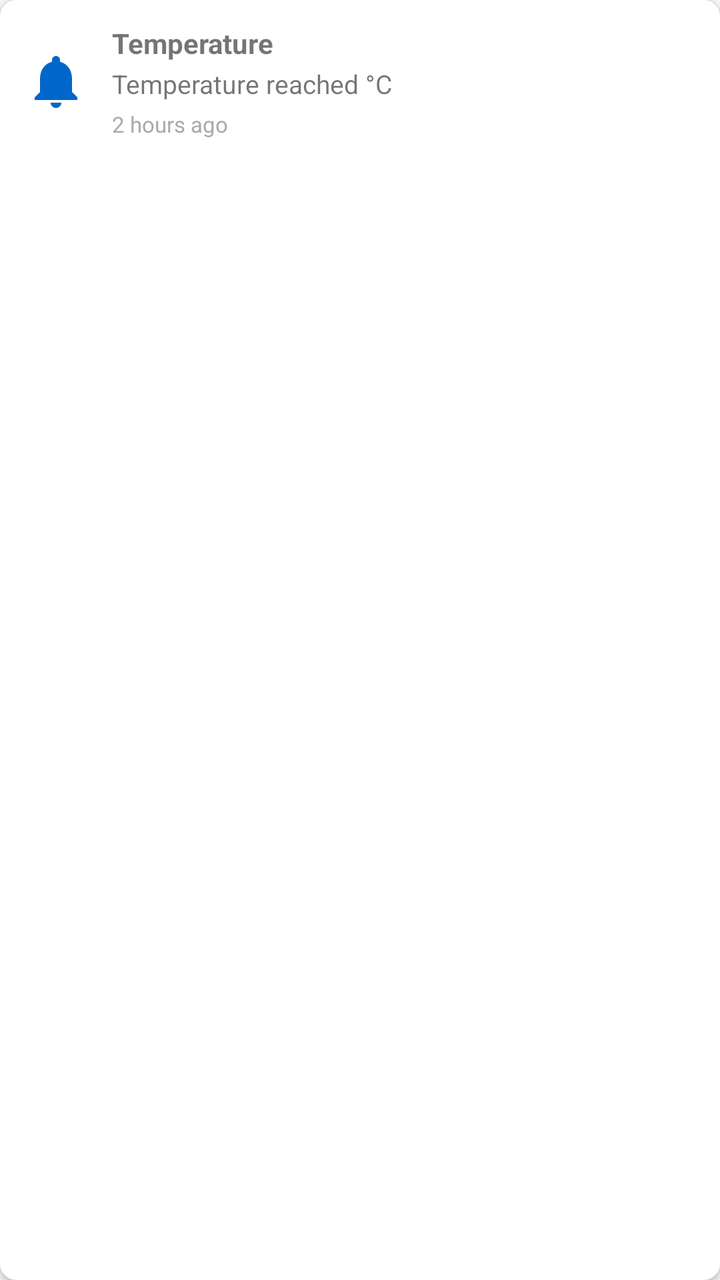
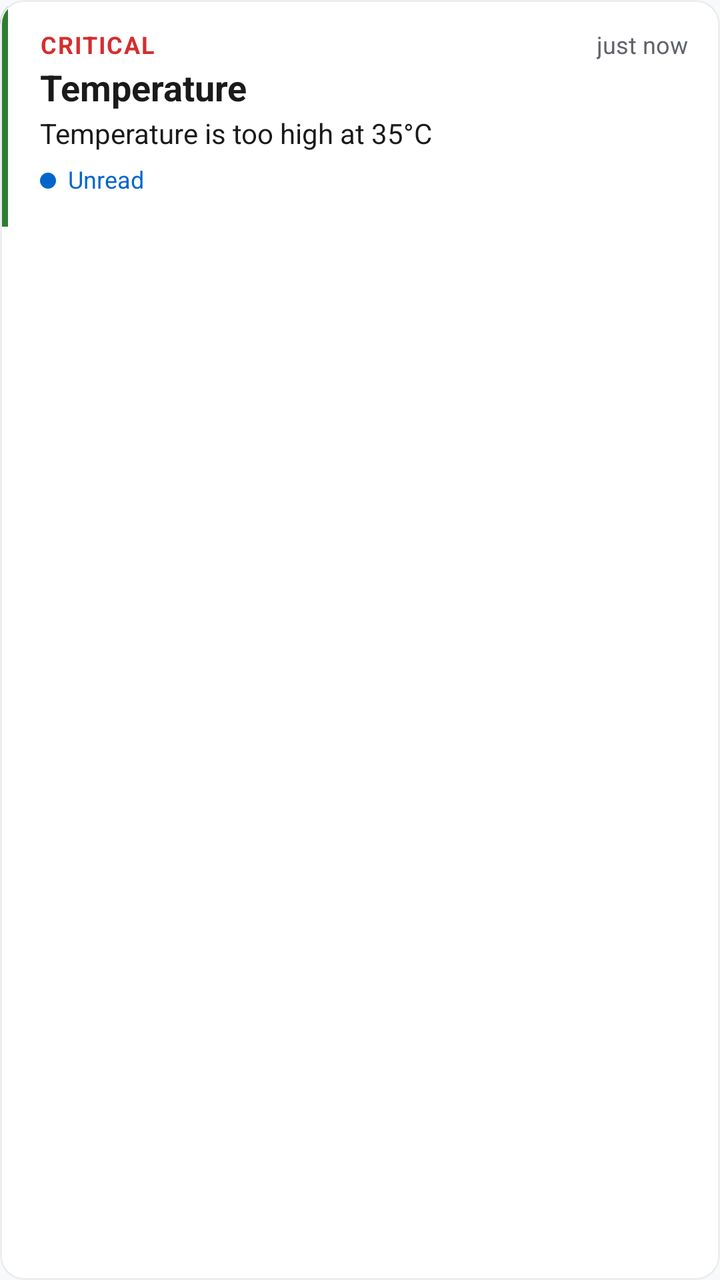

Two renders of the same Android screen: before a commit and after it. Below are the layout's source before the change and the commit's diff.
<!-- AndroidManifest.xml: application theme Theme.CraySafe -->
<!-- res/layout/item_alert.xml -->
<?xml version="1.0" encoding="utf-8"?>
<com.google.android.material.card.MaterialCardView
    xmlns:android="http://schemas.android.com/apk/res/android"
    xmlns:app="http://schemas.android.com/apk/res-auto"
    android:layout_width="match_parent"
    android:layout_height="wrap_content"
    android:layout_marginBottom="8dp"
    app:cardCornerRadius="8dp"
    app:cardElevation="2dp">

    <LinearLayout
        android:layout_width="match_parent"
        android:layout_height="wrap_content"
        android:orientation="horizontal"
        android:padding="12dp">

        <ImageView
            android:id="@+id/ivAlertIcon"
            android:layout_width="32dp"
            android:layout_height="32dp"
            android:src="@drawable/ic_notifications"
            app:tint="?attr/colorPrimary"
            android:layout_gravity="center_vertical" />

        <LinearLayout
            android:layout_width="0dp"
            android:layout_height="wrap_content"
            android:layout_weight="1"
            android:orientation="vertical"
            android:layout_marginStart="12dp">

            <TextView
                android:id="@+id/tvAlertType"
                android:layout_width="wrap_content"
                android:layout_height="wrap_content"
                android:text="Temperature"
                android:textSize="14sp"
                android:textStyle="bold" />

            <TextView
                android:id="@+id/tvMessage"
                android:layout_width="wrap_content"
                android:layout_height="wrap_content"
                android:text="Temperature reached °C"
                android:textSize="13sp"
                android:layout_marginTop="2dp" />

            <TextView
                android:id="@+id/tvDate"
                android:layout_width="wrap_content"
                android:layout_height="wrap_content"
                android:text="2 hours ago"
                android:textSize="11sp"
                android:textColor="@android:color/darker_gray"
                android:layout_marginTop="4dp" />

        </LinearLayout>

    </LinearLayout>

</com.google.android.material.card.MaterialCardView>
<!-- resources referenced by this layout -->
<resources>
  <!-- drawable ic_notifications (drawable) -->
  <vector xmlns:android="http://schemas.android.com/apk/res/android"
      android:width="24dp"
      android:height="24dp"
      android:viewportWidth="24"
      android:viewportHeight="24">
      <path
          android:fillColor="#FFFFFF"
          android:pathData="M12,22c1.1,0 2,-0.9 2,-2h-4c0,1.1 0.89,2 2,2zM18,16v-5c0,-3.07 -1.64,-5.64 -4.5,-6.32V4c0,-0.83 -0.67,-1.5 -1.5,-1.5s-1.5,0.67 -1.5,1.5v0.68C7.63,5.36 6,7.92 6,11v5l-2,2v1h16v-1l-2,-2z"/>
  </vector>
  <style name="Theme.CraySafe" parent="Theme.MaterialComponents.Light.NoActionBar">
          <item name="colorPrimary">@color/primary</item>
          <item name="colorPrimaryVariant">@color/primary_dark</item>
          <item name="colorOnPrimary">@color/white</item>
  
          <item name="colorSecondary">@color/secondary</item>
          <item name="colorSecondaryVariant">@color/secondary_dark</item>
          <item name="colorOnSecondary">@color/white</item>
  
          <item name="android:colorBackground">@color/background</item>
          <item name="colorSurface">@color/surface</item>
          <item name="colorOnSurface">@color/text_primary</item>
          <item name="colorError">@color/critical</item>
  
          <item name="android:statusBarColor">@color/primary_dark</item>
          <item name="android:windowLightStatusBar">false</item>
  
          <item name="android:navigationBarColor">@color/surface</item>
      </style>
  <color name="primary">#0066CC</color>
  <color name="primary_dark">#004C99</color>
  <color name="white">#FFFFFFFF</color>
  <color name="secondary">#00B8A0</color>
  <color name="secondary_dark">#008A78</color>
  <color name="background">#F8F9FB</color>
  <color name="surface">#FFFFFF</color>
  <color name="text_primary">#1A1A1A</color>
  <color name="critical">#D32F2F</color>
</resources>

<!-- the commit's change to res/layout/item_alert.xml (unified diff, before → after) -->
@@ -4,58 +4,101 @@
     xmlns:app="http://schemas.android.com/apk/res-auto"
     android:layout_width="match_parent"
     android:layout_height="wrap_content"
-    android:layout_marginBottom="8dp"
-    app:cardCornerRadius="8dp"
-    app:cardElevation="2dp">
+    android:layout_marginBottom="@dimen/space_sm"
+    app:cardCornerRadius="@dimen/radius_md"
+    app:cardElevation="0dp"
+    app:strokeColor="@color/card_stroke"
+    app:strokeWidth="1dp"
+    android:clickable="true"
+    android:focusable="true"
+    app:rippleColor="@color/surface_variant">
 
     <LinearLayout
         android:layout_width="match_parent"
         android:layout_height="wrap_content"
-        android:orientation="horizontal"
-        android:padding="12dp">
+        android:orientation="horizontal">
 
-        <ImageView
-            android:id="@+id/ivAlertIcon"
-            android:layout_width="32dp"
-            android:layout_height="32dp"
-            android:src="@drawable/ic_notifications"
-            app:tint="?attr/colorPrimary"
-            android:layout_gravity="center_vertical" />
+        
+        <View
+            android:id="@+id/severityStrip"
+            android:layout_width="4dp"
+            android:layout_height="match_parent"
+            android:background="@color/safe" />
 
+        
         <LinearLayout
             android:layout_width="0dp"
             android:layout_height="wrap_content"
             android:layout_weight="1"
             android:orientation="vertical"
-            android:layout_marginStart="12dp">
+            android:padding="@dimen/space_md">
 
+            
+            <LinearLayout
+                android:layout_width="match_parent"
+                android:layout_height="wrap_content"
+                android:orientation="horizontal"
+                android:gravity="center_vertical">
+
+                <TextView
+                    android:id="@+id/tvCategory"
+                    style="@style/Text.Label"
+                    android:layout_width="0dp"
+                    android:layout_height="wrap_content"
+                    android:layout_weight="1"
+                    android:text="Critical"
+                    android:textColor="@color/critical" />
+
+                <TextView
+                    android:id="@+id/tvDate"
+                    style="@style/Text.Caption"
+                    android:layout_width="wrap_content"
+                    android:layout_height="wrap_content"
+                    android:text="just now" />
+            </LinearLayout>
+
+            
             <TextView
-                android:id="@+id/tvAlertType"
+                android:id="@+id/tvTitle"
+                style="@style/Text.H3"
+                android:layout_width="match_parent"
+                android:layout_height="wrap_content"
+                android:text="Temperature"
+                android:layout_marginTop="4dp" />
+
+            
+            <TextView
+                android:id="@+id/tvMessage"
+                style="@style/Text.Body"
+                android:layout_width="match_parent"
+                android:layout_height="wrap_content"
+                android:text="Temperature is too high at 35°C"
+                android:layout_marginTop="4dp" />
+
+            
+            <LinearLayout
+                android:id="@+id/unreadRow"
                 android:layout_width="wrap_content"
                 android:layout_height="wrap_content"
-                android:text="Temperature"
-                android:textSize="14sp"
-                android:textStyle="bold" />
+                android:orientation="horizontal"
+                android:gravity="center_vertical"
+                android:layout_marginTop="@dimen/space_sm">
 
-            <TextView
-                android:id="@+id/tvMessage"
-                android:layout_width="wrap_content"
-                android:layout_height="wrap_content"
-                android:text="Temperature reached °C"
-                android:textSize="13sp"
-                android:layout_marginTop="2dp" />
+                <View
+                    android:layout_width="8dp"
+                    android:layout_height="8dp"
+                    android:background="@drawable/bg_status_dot"
+                    android:backgroundTint="@color/primary" />
 
-            <TextView
-                android:id="@+id/tvDate"
-                android:layout_width="wrap_content"
-                android:layout_height="wrap_content"
-                android:text="2 hours ago"
-                android:textSize="11sp"
-                android:textColor="@android:color/darker_gray"
-                android:layout_marginTop="4dp" />
-
+                <TextView
+                    style="@style/Text.Caption"
+                    android:layout_width="wrap_content"
+                    android:layout_height="wrap_content"
+                    android:text="Unread"
+                    android:textColor="@color/primary"
+                    android:layout_marginStart="6dp" />
+            </LinearLayout>
         </LinearLayout>
-
     </LinearLayout>
 
 </com.google.android.material.card.MaterialCardView>
<!-- resource entries referenced after the edit -->
@@ -1,15 +1,6 @@
 <!-- resources referenced by this layout -->
 <resources>
-  <!-- drawable ic_notifications (drawable) -->
-  <vector xmlns:android="http://schemas.android.com/apk/res/android"
-      android:width="24dp"
-      android:height="24dp"
-      android:viewportWidth="24"
-      android:viewportHeight="24">
-      <path
-          android:fillColor="#FFFFFF"
-          android:pathData="M12,22c1.1,0 2,-0.9 2,-2h-4c0,1.1 0.89,2 2,2zM18,16v-5c0,-3.07 -1.64,-5.64 -4.5,-6.32V4c0,-0.83 -0.67,-1.5 -1.5,-1.5s-1.5,0.67 -1.5,1.5v0.68C7.63,5.36 6,7.92 6,11v5l-2,2v1h16v-1l-2,-2z"/>
-  </vector>
+  <color name="card_stroke">#EBEDF0</color>
   <style name="Theme.CraySafe" parent="Theme.MaterialComponents.Light.NoActionBar">
           <item name="colorPrimary">@color/primary</item>
           <item name="colorPrimaryVariant">@color/primary_dark</item>
@@ -29,7 +20,39 @@
   
           <item name="android:navigationBarColor">@color/surface</item>
       </style>
+  <color name="text_secondary">#5F6368</color>
   <color name="primary">#0066CC</color>
+  <color name="safe">#2E7D32</color>
+  <color name="surface_variant">#F1F3F5</color>
+  <dimen name="radius_md">12dp</dimen>
+  <dimen name="space_md">16dp</dimen>
+  <dimen name="space_sm">8dp</dimen>
+  <!-- drawable bg_status_dot (drawable) -->
+  <?xml version="1.0" encoding="utf-8"?>
+  <shape xmlns:android="http://schemas.android.com/apk/res/android"
+      android:shape="oval">
+      <solid android:color="@color/safe" />
+      <size
+          android:width="10dp"
+          android:height="10dp" />
+  </shape>
+  <style name="Text.Body">
+          <item name="android:textSize">14sp</item>
+      </style>
+  <style name="Text.Caption">
+          <item name="android:textSize">12sp</item>
+          <item name="android:textColor">@color/text_secondary</item>
+      </style>
+  <style name="Text.H3">
+          <item name="android:textSize">18sp</item>
+          <item name="android:textStyle">bold</item>
+      </style>
+  <style name="Text.Label">
+          <item name="android:textSize">12sp</item>
+          <item name="android:textStyle">bold</item>
+          <item name="android:textAllCaps">true</item>
+          <item name="android:letterSpacing">0.05</item>
+      </style>
   <color name="primary_dark">#004C99</color>
   <color name="white">#FFFFFFFF</color>
   <color name="secondary">#00B8A0</color>
